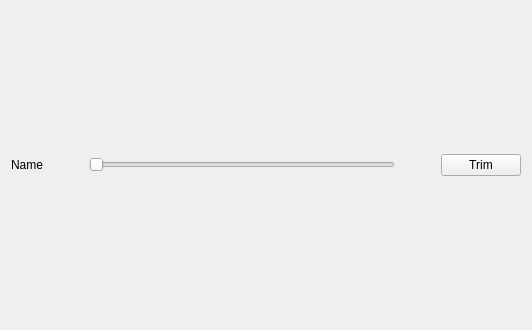
IvanNugiban/VideoTrimmer, file fileitem.ui: the form before one commit.
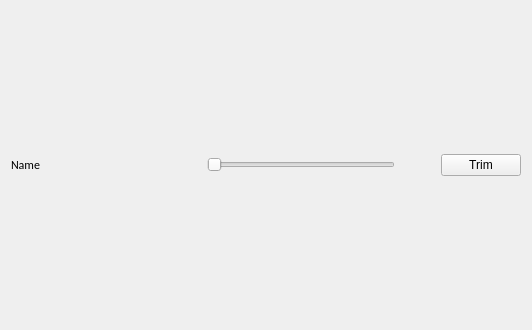
The form after the commit.

Diff of the .ui file:
```diff
--- a/fileitem.ui
+++ b/fileitem.ui
@@ -25,6 +25,29 @@
    </property>
    <item>
     <widget class="QLabel" name="file_name">
+     <property name="sizePolicy">
+      <sizepolicy hsizetype="Fixed" vsizetype="Fixed">
+       <horstretch>0</horstretch>
+       <verstretch>0</verstretch>
+      </sizepolicy>
+     </property>
+     <property name="minimumSize">
+      <size>
+       <width>150</width>
+       <height>0</height>
+      </size>
+     </property>
+     <property name="maximumSize">
+      <size>
+       <width>150</width>
+       <height>16777215</height>
+      </size>
+     </property>
+     <property name="font">
+      <font>
+       <family>Calibri</family>
+      </font>
+     </property>
      <property name="text">
       <string>Name</string>
      </property>
```
Left out of the diff: 9 changed lines with no effect on the pictures.
